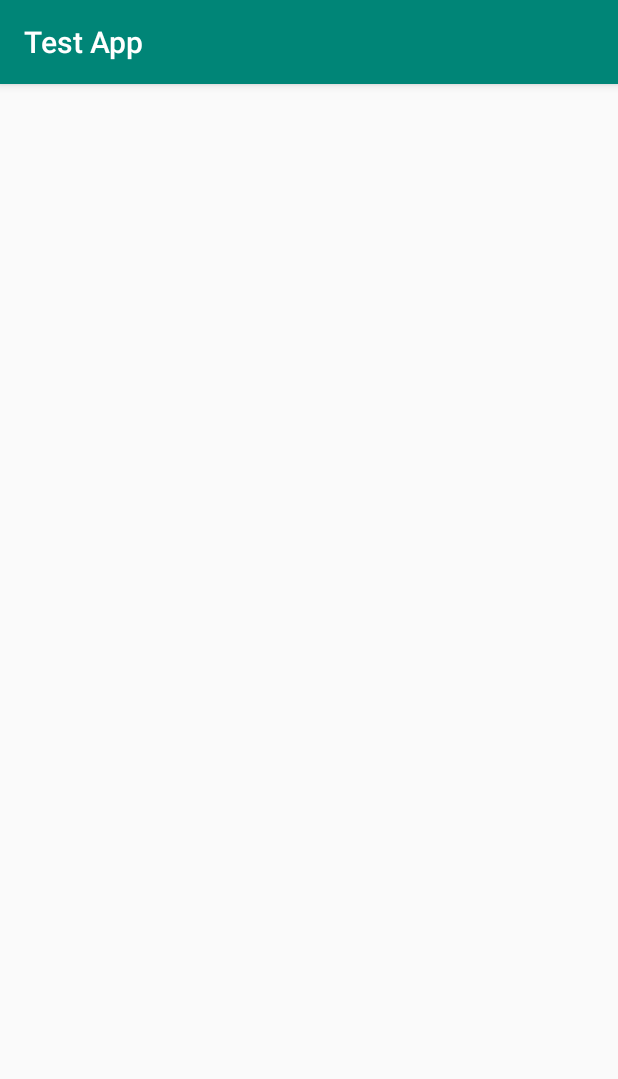
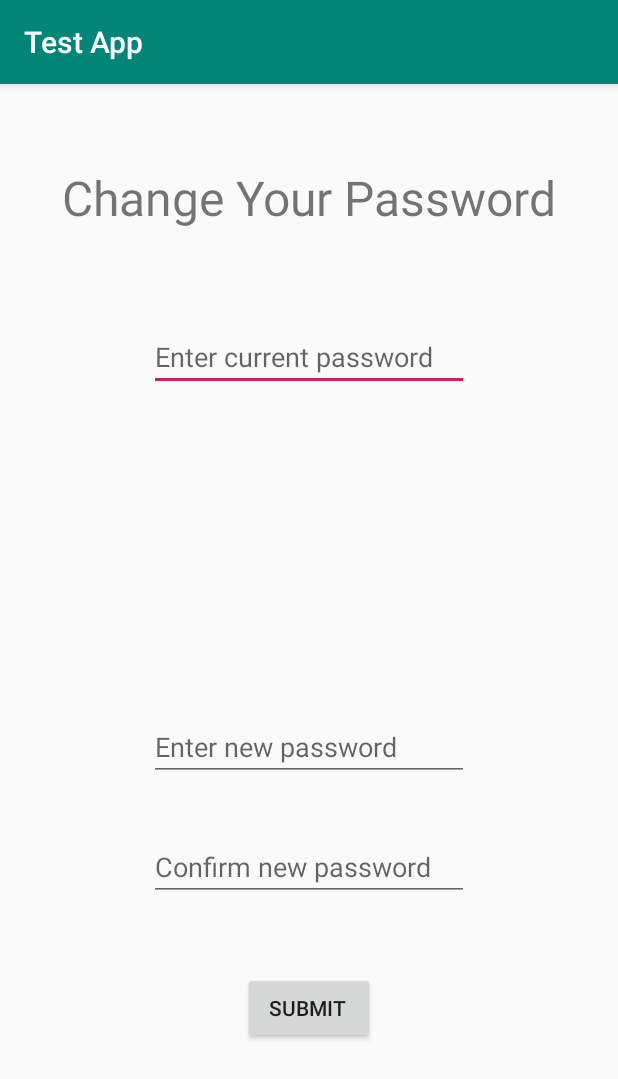
Before and after one commit to PsychEval/PsychEval, an Android app: the EditPassActivity screen opened directly, with no data from a screen before it, on a phone screen of 412 x 824 dp. Shown: the top 1079 px of the screen. Run offline under Robolectric (Android 15) with nearby library versions, the phone set to English and light mode, and no system bars.

Commit message:
application changes

```diff
--- a/TestApp/app/build.gradle
+++ b/TestApp/app/build.gradle
@@ -48,6 +48,7 @@ dependencies {
     //implementation 'com.google.firebase:firebase-database:16.0.5'
     implementation 'com.google.firebase:firebase-core:16.0.5'
     implementation 'com.google.firebase:firebase-firestore:17.1.3'
+//    implementation 'com.google.firebase:'
     //implementation 'com.google.firebase:firebase-admin:6.5.0'
     api files('libs/twitter4j-core-4.0.7.jar')
     implementation 'com.google.android.gms:play-services-auth:16.0.1'
--- a/TestApp/app/src/main/java/com/psycheval/testapp/EditPassActivity.java
+++ b/TestApp/app/src/main/java/com/psycheval/testapp/EditPassActivity.java
@@ -1,13 +1,80 @@
 package com.psycheval.testapp;
 
+import android.content.Intent;
 import android.support.v7.app.AppCompatActivity;
 import android.os.Bundle;
+import android.view.View;
+import android.widget.Button;
+import android.widget.EditText;
 
 public class EditPassActivity extends AppCompatActivity {
+
+    private Button submitButton;
+    private EditText oldPassField;
+    private EditText newPassField;
+    private EditText confirmNewPass;
+
 
     @Override
     protected void onCreate(Bundle savedInstanceState) {
         super.onCreate(savedInstanceState);
         setContentView(R.layout.activity_edit_pass);
+
+
+        oldPassField = findViewById(R.id.oldPasswordField);
+        newPassField = findViewById(R.id.newPasswordField);
+        submitButton = findViewById(R.id.buttonEditPass);
+        confirmNewPass = findViewById(R.id.confirmPassField);
+
+        submitButton.setOnClickListener(new View.OnClickListener() {
+            @Override
+            public void onClick(View v) {
+                changePass();
+            }
+        });
+
+
+    }
+
+    void changePass(){
+        String newPassword = newPassField.getText().toString();
+        //String confirmPassword = confirmNewPass.getText().toString();
+        //String oldPassword = oldPassField.getText().toString();
+
+        String message = Utils.validateNewPass(newPassword);
+        if (!message.isEmpty()) {
+            //there is an error
+            Utils.displayToast(getApplicationContext(), message);
+            return;
+        }
+        message = checkInput(oldPassField, newPassField, confirmNewPass);
+        if(!message.isEmpty()){
+            Utils.displayToast(getApplicationContext(), message);
+            return;
+        }
+        Firebase.setPassword(Account.curruser.getEmail(), newPassword);
+
+        Intent intent = new Intent(getApplicationContext(), MainActivity.class);
+        intent.addFlags(Intent.FLAG_ACTIVITY_CLEAR_TASK|Intent.FLAG_ACTIVITY_NEW_TASK);
+        startActivity(intent);
+        Utils.displayToast(getApplicationContext(), "Password successfully changed! Please log in again.");
+        finish();
+    }
+
+    public String checkInput(EditText oldPassField, EditText newPassField, EditText newPass2Field) {
+        String oldPass = oldPassField.getText().toString();
+        //oldPassField.setText("");
+        String newPass = newPassField.getText().toString();
+        //newPassField.setText("");
+        String newPass2 = newPass2Field.getText().toString();
+        //newPass2Field.setText("");
+        // check if old pass the same as account's old pass
+        if(!oldPass.equals(Account.curruser.getPassword())){
+            return "Incorrect current password";
+        }
+        if(!newPass.equals(newPass2)){
+            return "New passwords do not match";
+        }
+        return "";
     }
 }
--- a/TestApp/app/src/main/java/com/psycheval/testapp/MainViewScreen.java
+++ b/TestApp/app/src/main/java/com/psycheval/testapp/MainViewScreen.java
@@ -108,7 +108,6 @@ public class MainViewScreen extends AppCompatActivity {
             public void onClick(View v) {
                 Intent intent = new Intent(getApplicationContext(), EditPassActivity.class);
                 startActivity(intent);
-                finish();
             }
         });
 
@@ -116,6 +115,7 @@ public class MainViewScreen extends AppCompatActivity {
             @Override
             public void onClick(View v) {
                 Intent intent  = new Intent(getApplicationContext(), MainActivity.class);
+                intent.addFlags(Intent.FLAG_ACTIVITY_CLEAR_TASK|Intent.FLAG_ACTIVITY_NEW_TASK);
                 Account.curruser = null;
                 startActivity(intent);
                 finish();
--- a/TestApp/app/src/main/res/layout/activity_edit_pass.xml
+++ b/TestApp/app/src/main/res/layout/activity_edit_pass.xml
@@ -1,9 +1,61 @@
 <?xml version="1.0" encoding="utf-8"?>
-<android.support.constraint.ConstraintLayout xmlns:android="http://schemas.android.com/apk/res/android"
+<RelativeLayout xmlns:android="http://schemas.android.com/apk/res/android"
     xmlns:app="http://schemas.android.com/apk/res-auto"
     xmlns:tools="http://schemas.android.com/tools"
     android:layout_width="match_parent"
     android:layout_height="match_parent"
     tools:context=".EditPassActivity">
 
-</android.support.constraint.ConstraintLayout>
+    <TextView
+        android:id="@+id/textView3"
+        android:layout_width="wrap_content"
+        android:layout_height="wrap_content"
+        android:layout_alignParentTop="true"
+        android:layout_centerHorizontal="true"
+        android:layout_marginTop="54dp"
+        android:textSize="32dp"
+        android:text="Change Your Password" />
+
+    <EditText
+        android:id="@+id/oldPasswordField"
+        android:layout_width="wrap_content"
+        android:layout_height="wrap_content"
+        android:layout_alignParentTop="true"
+        android:layout_centerHorizontal="true"
+        android:layout_marginTop="159dp"
+        android:ems="10"
+        android:hint="Enter current password"
+        android:inputType="textPassword" />
+
+    <EditText
+        android:id="@+id/newPasswordField"
+        android:layout_width="wrap_content"
+        android:layout_height="wrap_content"
+        android:layout_alignStart="@+id/oldPasswordField"
+        android:layout_alignParentBottom="true"
+        android:layout_marginBottom="303dp"
+        android:ems="10"
+        android:hint="Enter new password"
+        android:inputType="textPassword" />
+
+    <Button
+        android:id="@+id/buttonEditPass"
+        android:layout_width="wrap_content"
+        android:layout_height="wrap_content"
+        android:layout_alignParentBottom="true"
+        android:layout_centerHorizontal="true"
+        android:layout_marginBottom="128dp"
+        android:text="Submit " />
+
+    <EditText
+        android:id="@+id/confirmPassField"
+        android:layout_width="wrap_content"
+        android:layout_height="wrap_content"
+        android:layout_alignStart="@+id/oldPasswordField"
+        android:layout_alignParentBottom="true"
+        android:layout_marginBottom="223dp"
+        android:ems="10"
+        android:hint="Confirm new password"
+        android:inputType="textPassword" />
+
+</RelativeLayout>
```
Also changed, not shown: TestApp/app/src/main/AndroidManifest.xml (+41 -3 lines), TestApp/app/src/main/java/com/psycheval/testapp/Firebase.java (+108 -2 lines), TestApp/app/src/main/java/com/psycheval/testapp/MainActivity.java (+3 -6 lines), TestApp/app/src/main/java/com/psycheval/testapp/MyApplication.java (added, +24 -0 lines), TestApp/app/src/main/java/com/psycheval/testapp/Utils.java (+35 -0 lines).
